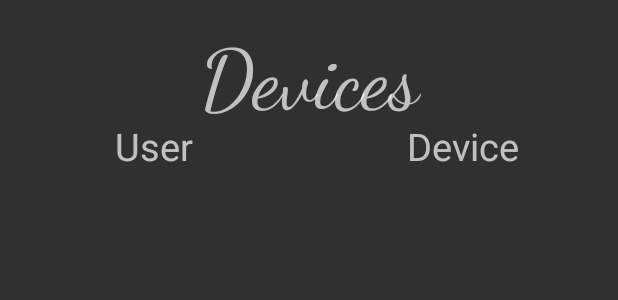
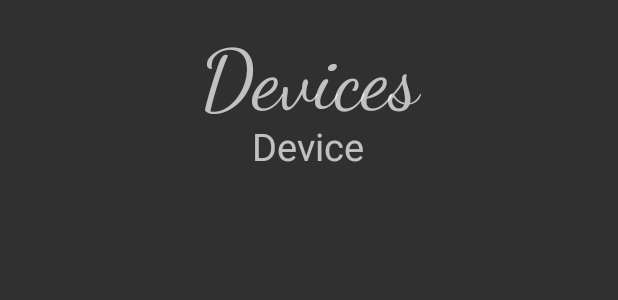
Before and after one commit to JosephLahiru/pet_collar_tracker_v3, an Android app: the layout activity_device_management.xml on its own in the app's theme, with its tools: preview values and no code run, on a phone screen of 412 x 824 dp. Shown: the top 300 px of the screen. Run offline under Robolectric (Android 15) with nearby library versions, the light colour scheme and no system bars.

Commit message:
fixing device managemnt

```diff
--- a/pet_collar_tracker_v3/app/src/main/res/layout/activity_device_management.xml
+++ b/pet_collar_tracker_v3/app/src/main/res/layout/activity_device_management.xml
@@ -33,18 +33,10 @@
             android:layout_width="match_parent"
             android:layout_height="wrap_content"
             >
-            <TextView
-                android:text="User"
-                android:layout_width="205dp"
-                android:layout_height="wrap_content"
-                android:layout_column="0"
-                android:textAlignment="center"
-                android:textSize="25sp"
-                />
 
             <TextView
                 android:text="Device"
-                android:layout_width="205dp"
+                android:layout_width="410dp"
                 android:layout_height="wrap_content"
                 android:layout_column="1"
                 android:textAlignment="center"
--- a/pet_collar_tracker_v3/app/src/main/res/layout/activity_user_device_location_history.xml
+++ b/pet_collar_tracker_v3/app/src/main/res/layout/activity_user_device_location_history.xml
@@ -10,7 +10,7 @@
         android:id="@+id/retrieveUserDataTextView"
         android:layout_width="wrap_content"
         android:layout_height="wrap_content"
-        android:text="Retrive Past Data"
+        android:text="Retrieve Past Data"
         android:fontFamily="cursive"
         app:layout_constraintBottom_toTopOf="@+id/tableLayout4"
         app:layout_constraintEnd_toEndOf="parent"
```
Also changed, not shown: pet_collar_tracker_v3/app/src/main/java/com/example/pet_collar_tracker_v3/DeviceManagementActivity.java (+3 -7 lines).
